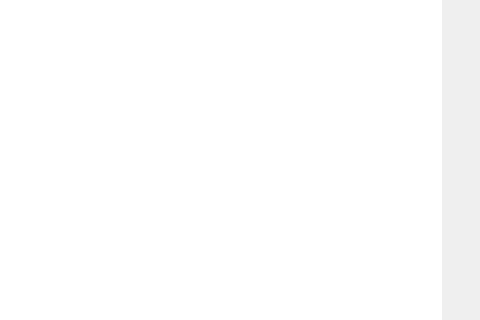
This is src/pages/MainWindow.ui in AxisMaen/FeedMe as Qt 5 draws it before an edit; both pictures show x 544 to 1024 and y 234 to 554 of the 1024 by 709 pixel window. The edited form follows.
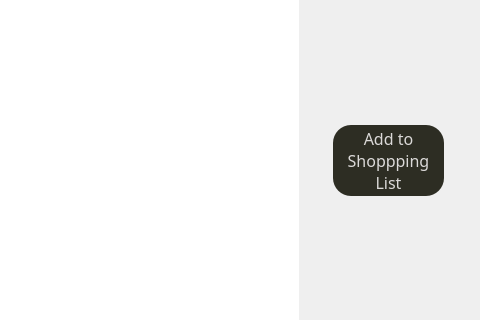
This is the edited form. Icons and pictures are not drawn.

Commit message: FM-10 - creating add to shopping list button

Patch:
```diff
--- a/src/pages/MainWindow.ui
+++ b/src/pages/MainWindow.ui
@@ -260,7 +260,7 @@
             <height>571</height>
            </size>
           </property>
-          <layout class="QVBoxLayout" name="verticalLayout_3">
+          <layout class="QVBoxLayout" name="verticalLayout">
            <item>
             <widget class="QLabel" name="searchNameLabel">
              <property name="maximumSize">
@@ -347,11 +347,11 @@
              </property>
              <property name="minimumSize">
               <size>
-               <width>500</width>
-               <height>449</height>
+               <width>0</width>
+               <height>0</height>
               </size>
              </property>
-             <layout class="QVBoxLayout" name="verticalLayout">
+             <layout class="QHBoxLayout" name="horizontalLayout_5">
               <item>
                <widget class="QTableView" name="searchTableView">
                 <property name="sizePolicy">
@@ -362,7 +362,7 @@
                 </property>
                 <property name="minimumSize">
                  <size>
-                  <width>743</width>
+                  <width>600</width>
                   <height>431</height>
                  </size>
                 </property>
@@ -395,6 +395,55 @@
                 </attribute>
                </widget>
               </item>
+              <item>
+               <spacer name="horizontalSpacer">
+                <property name="orientation">
+                 <enum>Qt::Horizontal</enum>
+                </property>
+                <property name="sizeHint" stdset="0">
+                 <size>
+                  <width>40</width>
+                  <height>20</height>
+                 </size>
+                </property>
+               </spacer>
+              </item>
+              <item>
+               <widget class="QPushButton" name="searchAddToShoppingListButton">
+                <property name="minimumSize">
+                 <size>
+                  <width>111</width>
+                  <height>71</height>
+                 </size>
+                </property>
+                <property name="maximumSize">
+                 <size>
+                  <width>111</width>
+                  <height>71</height>
+                 </size>
+                </property>
+                <property name="font">
+                 <font>
+                  <family>Source Sans 3</family>
+                  <pointsize>12</pointsize>
+                 </font>
+                </property>
+                <property name="styleSheet">
+                 <string notr="true">QPushButton {
+color: #DBD9D8; background-color: #2d2d23; border: 1px hidden; border-radius:18px; text-align:center;
+}
+
+QPushButton:pressed {
+ background-color: #A6A6A6;
+}</string>
+                </property>
+                <property name="text">
+                 <string>Add to
+Shoppping
+List</string>
+                </property>
+               </widget>
+              </item>
              </layout>
             </widget>
            </item>
```
Left out of the diff: 2 changed lines with no effect on the pictures. The commit also changes 1 other file.
